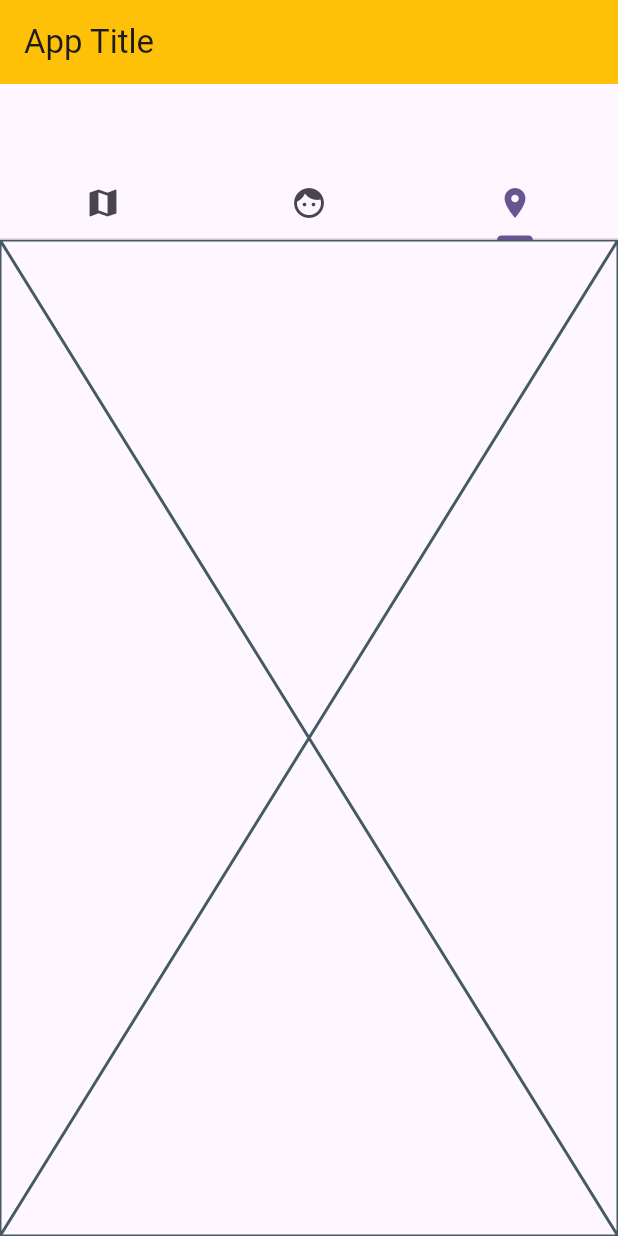
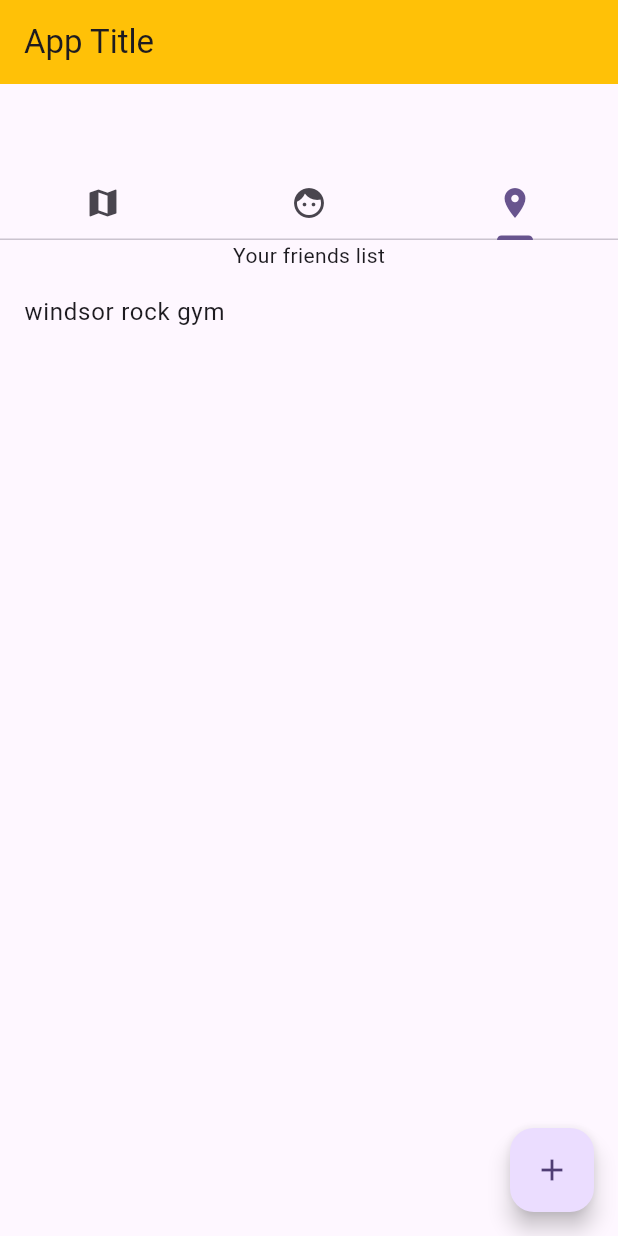
Before and after one commit to miranda0129/winhacks_2024, a Flutter app: the screen it shows after launch, tab 3 chosen, on a phone screen of 412 x 824 dp. Run offline on Flutter 3.47's test engine with Material 3 defaults, Android fonts, the phone set to English and light mode, and no system bars; our stand-ins replace google_maps_flutter.

Commit message:
simple place list

```diff
--- a/lib/model/friend.dart
+++ b/lib/model/friend.dart
@@ -2,11 +2,13 @@ class Friend {
   String name;
   bool checkedIn;
   String place;
+  String email;
 
   Friend({
     required this.name,
     required this.checkedIn,
     required this.place,
+    required this.email,
   });
 
   String getLocationDisplay() {
--- /dev/null
+++ b/lib/model/place.dart
@@ -0,0 +1,12 @@
+
+import 'package:google_maps_flutter/google_maps_flutter.dart';
+
+class Place {
+  String name;
+  //LatLng location;
+
+  Place({
+    required this.name,
+    //required this.location,
+  });
+}
--- a/lib/screens/checkin_widget.dart
+++ b/lib/screens/checkin_widget.dart
@@ -1,4 +1,6 @@
 import 'package:flutter/material.dart';
+import 'package:winhacks_2024/model/place.dart';
+import 'package:google_maps_flutter/google_maps_flutter.dart';
 
 class CheckInWidget extends StatefulWidget {
   const CheckInWidget({super.key});
@@ -8,8 +10,42 @@ class CheckInWidget extends StatefulWidget {
 }
 
 class _CheckInWidgetState extends State<CheckInWidget> {
+  List<Place> places = [
+    Place(name: "windsor rock gym")
+  ];
+
   @override
   Widget build(BuildContext context) {
-    return const Placeholder();
+    return Scaffold(
+      body: Center(
+        child: Column(
+          children: [
+            const Text(
+              'Your friends list'
+            ),
+            Expanded(
+              child: ListView.builder(
+                itemCount: places.length,
+                itemBuilder: (context, index) {
+                  return ListTile(
+                    //isThreeLine: true,
+                    title: Text(places[index].name),
+                    //subtitle: Text(places[index].getLocationDisplay()),
+                  );
+                }
+              ),
+            ),
+          ],
+        ),
+      ),
+
+      floatingActionButton: FloatingActionButton(
+            onPressed: () {
+              print('pressed');
+            },
+            tooltip: 'Increment',
+            child: const Icon(Icons.add),
+          ),
+    );;
   }
 }
```
Also changed, not shown: lib/screens/friend_list_widget.dart (+4 -4 lines).
